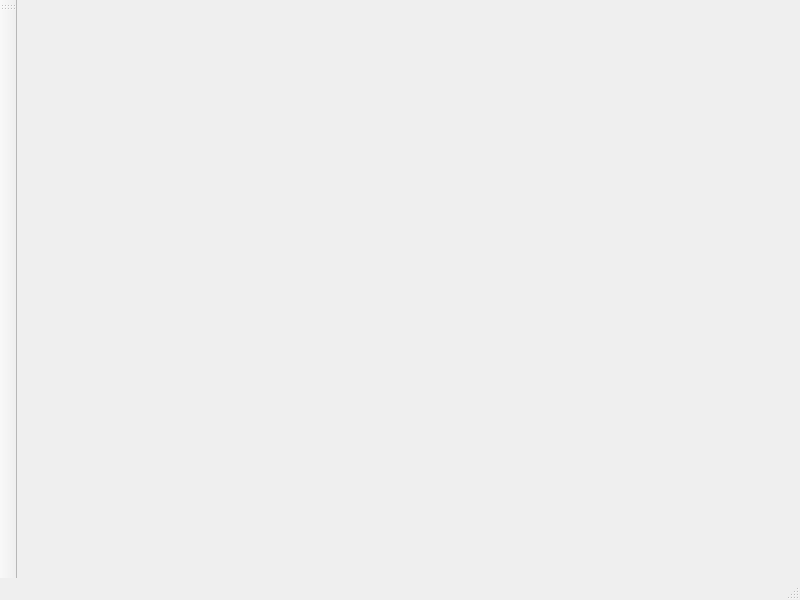
Qt form app/DiaThesis/userwindow.ui (JVoigt1234/18pme22) before a commit.
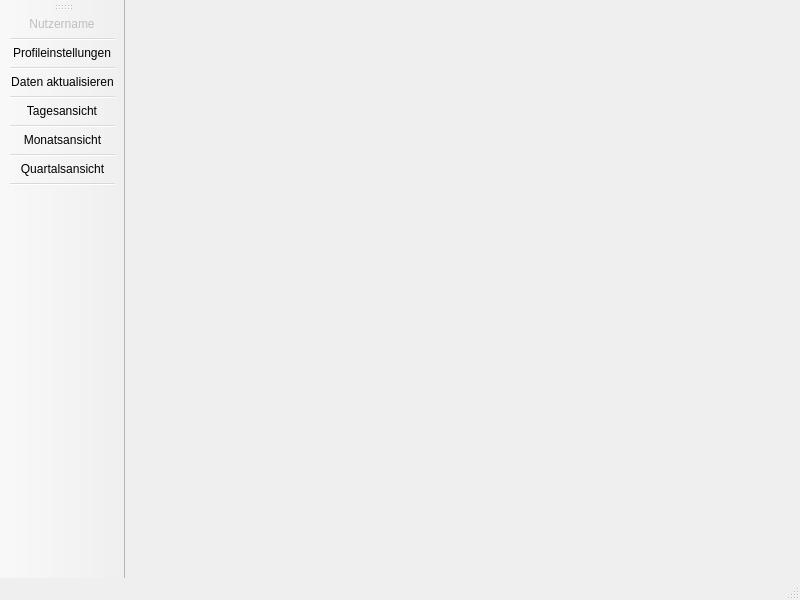
The same form after that commit.

Commit message: Added Toolbar to UserWindow

```diff
--- a/app/DiaThesis/userwindow.ui
+++ b/app/DiaThesis/userwindow.ui
@@ -26,16 +26,73 @@
   </widget>
   <widget class="QStatusBar" name="statusbar"/>
   <widget class="QToolBar" name="toolBar">
+   <property name="enabled">
+    <bool>true</bool>
+   </property>
    <property name="windowTitle">
     <string>toolBar</string>
    </property>
+   <property name="toolButtonStyle">
+    <enum>Qt::ToolButtonTextBesideIcon</enum>
+   </property>
+   <property name="floatable">
+    <bool>false</bool>
+   </property>
    <attribute name="toolBarArea">
     <enum>LeftToolBarArea</enum>
    </attribute>
    <attribute name="toolBarBreak">
     <bool>false</bool>
    </attribute>
+   <addaction name="actionNutzername"/>
+   <addaction name="separator"/>
+   <addaction name="actionProfileinstellungen"/>
+   <addaction name="separator"/>
+   <addaction name="actionDaten_aktualisieren"/>
+   <addaction name="separator"/>
+   <addaction name="actionTagesansicht"/>
+   <addaction name="separator"/>
+   <addaction name="actionMonatsansicht"/>
+   <addaction name="separator"/>
+   <addaction name="actionQuartalsansicht"/>
+   <addaction name="separator"/>
   </widget>
+  <action name="actionProfileinstellungen">
+   <property name="checkable">
+    <bool>false</bool>
+   </property>
+   <property name="text">
+    <string>Profileinstellungen</string>
+   </property>
+  </action>
+  <action name="actionNutzername">
+   <property name="enabled">
+    <bool>false</bool>
+   </property>
+   <property name="text">
+    <string>Nutzername</string>
+   </property>
+  </action>
+  <action name="actionDaten_aktualisieren">
+   <property name="text">
+    <string>Daten aktualisieren</string>
+   </property>
+  </action>
+  <action name="actionTagesansicht">
+   <property name="text">
+    <string>Tagesansicht</string>
+   </property>
+  </action>
+  <action name="actionMonatsansicht">
+   <property name="text">
+    <string>Monatsansicht</string>
+   </property>
+  </action>
+  <action name="actionQuartalsansicht">
+   <property name="text">
+    <string>Quartalsansicht</string>
+   </property>
+  </action>
  </widget>
  <resources/>
  <connections/>
```
